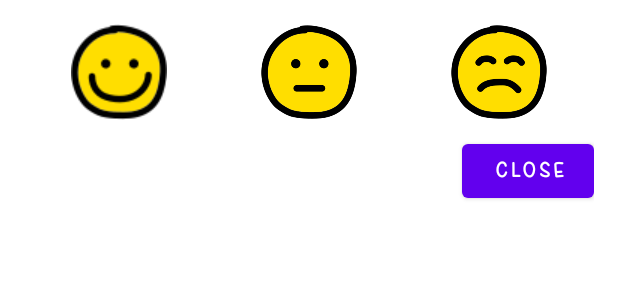
After one commit to rodrigonovoas/mood-calendar-app-android, an Android app: the layout add_mood_popup.xml on its own in the app's theme, with its tools: preview values and no code run, on a phone screen of 412 x 824 dp. The commit adds this screen. Shown: the top 300 px of the screen. Run offline under Robolectric (Android 15) with nearby library versions, the phone set to English and light mode, and no system bars.

Commit message:
adding popup and logic to add mood selecting it from the popup

```diff
--- /dev/null
+++ b/app/src/main/res/layout/add_mood_popup.xml
@@ -0,0 +1,44 @@
+<?xml version="1.0" encoding="utf-8"?>
+<LinearLayout
+    xmlns:android="http://schemas.android.com/apk/res/android"
+    android:layout_width="match_parent"
+    android:layout_height="wrap_content"
+    android:orientation="vertical"
+    android:padding="16dp">
+
+    <LinearLayout
+        android:layout_width="match_parent"
+        android:layout_height="wrap_content"
+        android:orientation="horizontal">
+
+        <ImageView
+            android:id="@+id/imv_happy"
+            android:layout_width="64dp"
+            android:layout_height="64dp"
+            android:layout_weight="1"
+            android:src="@drawable/ic_happy_mood" />
+
+        <ImageView
+            android:id="@+id/imv_neutral"
+            android:layout_width="64dp"
+            android:layout_height="64dp"
+            android:layout_weight="1"
+            android:src="@drawable/ic_neutral_mood" />
+
+        <ImageView
+            android:id="@+id/imv_sad"
+            android:layout_width="64dp"
+            android:layout_height="64dp"
+            android:layout_weight="1"
+            android:src="@drawable/ic_sad_mood" />
+    </LinearLayout>
+
+    <Button
+        android:id="@+id/buttonClose"
+        android:layout_width="wrap_content"
+        android:layout_height="wrap_content"
+        android:layout_marginTop="10sp"
+        android:layout_gravity="end"
+        android:text="Close" />
+
+</LinearLayout>
```
Also changed, not shown: app/src/main/java/com/rodrigonovoa/moodcalendar/ui/mainScreen/CalendarAdapter.kt (+14 -2 lines), app/src/main/java/com/rodrigonovoa/moodcalendar/ui/mainScreen/MainActivity.kt (+41 -1 lines), app/src/main/java/com/rodrigonovoa/moodcalendar/ui/mainScreen/MainActivityViewModel.kt (+6 -2 lines), app/src/main/res/drawable/ic_neutral_mood.png (added), app/src/main/res/drawable/ic_sad_mood.png (added).
